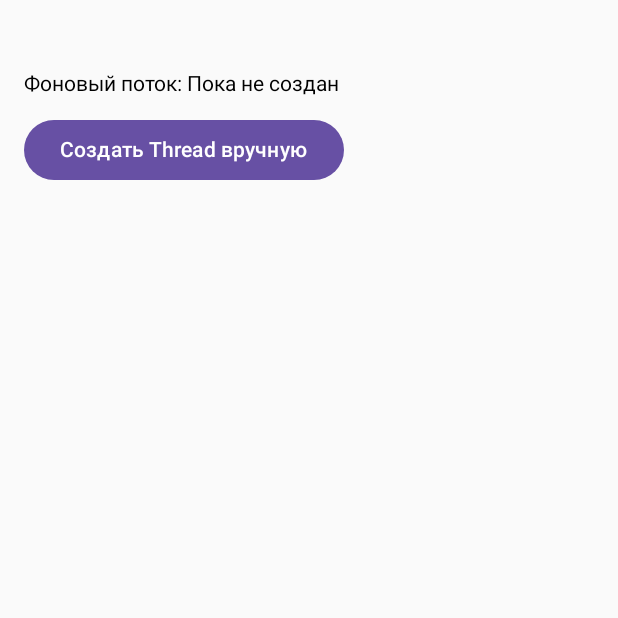
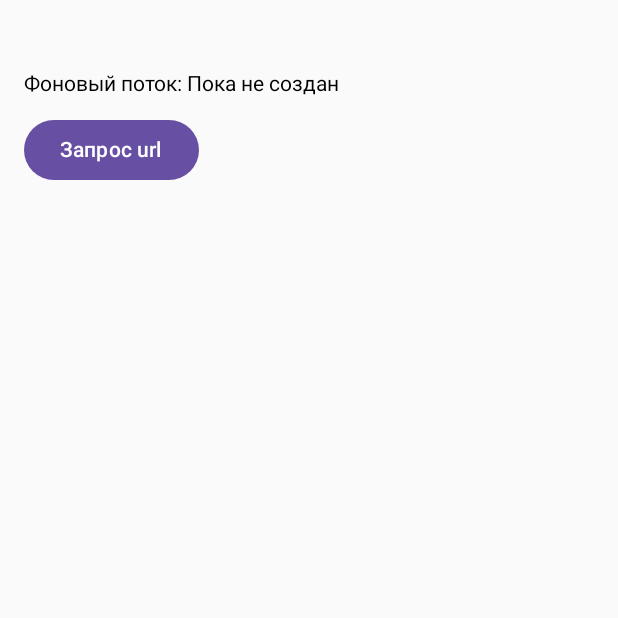
Before and after one commit to yurashvedov6-lgtm/MyAppWeather, an Android app built with Jetpack Compose: the screen it shows after launch (MainActivity), on a phone screen of 412 x 824 dp, the top half of it. Run offline under Robolectric (Android 15) with nearby library versions, the phone set to English and light mode, and no system bars.

Commit message:
создал также фоновый поток Thread но в него вкючил запрос get URL().readText().take() так же конструкция строховки try если при запросе возникает ошибка то она записывается в переменную состояния также в файле манифест дописал разрешение на подключение интернета

```diff
--- a/app/src/main/java/com/example/appweather/MainActivity.kt
+++ b/app/src/main/java/com/example/appweather/MainActivity.kt
@@ -17,6 +17,7 @@ import androidx.compose.runtime.remember
 import androidx.compose.runtime.setValue
 import androidx.compose.ui.Modifier
 import androidx.compose.ui.unit.dp
+import java.net.URL
 
 class MainActivity : ComponentActivity() {
     override fun onCreate(savedInstanceState: Bundle?) {
@@ -45,25 +46,28 @@ fun SimpleMainThreadBrick() {
 
 
                 val myThread = Thread {
-                    val name = Thread.currentThread().name // это строка запращив имя
+                    try {//строхуемся от от ошибок при запросе
+                        /* Стандартный URL(...).readText() умеет делать только простой GET-запрос  */
+                        val response = URL("https://google.com").readText().take(200)
 
-                    Thread.sleep(2000)
-                    bgThreadName = name
+                        bgThreadName = response //передал запрос в переменную состояния
+
+                    }catch (e: Exception){
+                        //показывает если при запрое пошло чтото не так и передает в перем сост
+                        bgThreadName = "Ошибка: ${e.javaClass.simpleName} — ${e.message}"
+                    }
+
 
                 }
                 myThread.start()
             }
         ) {
-            Text("Создать Thread вручную")
+            Text("Запрос url")
         }
     }
 }
 /*
                                 Создаем фоновый поток в ручную
        1.с помощью переменной myThread {} поместили его в действие onClick
-       2.bgThreadName эта переменная в нее записали "пока не создан поток "
-       затем ее поместили сверху в элемент Text
-       3. После задержки Thread.sleep(millis=2000)
-       4.Затем ей присвоили переменную name в самом потоке .
-       5.При нажатии кнопки создаются поочереди параллельные потоки
+
 */
```
